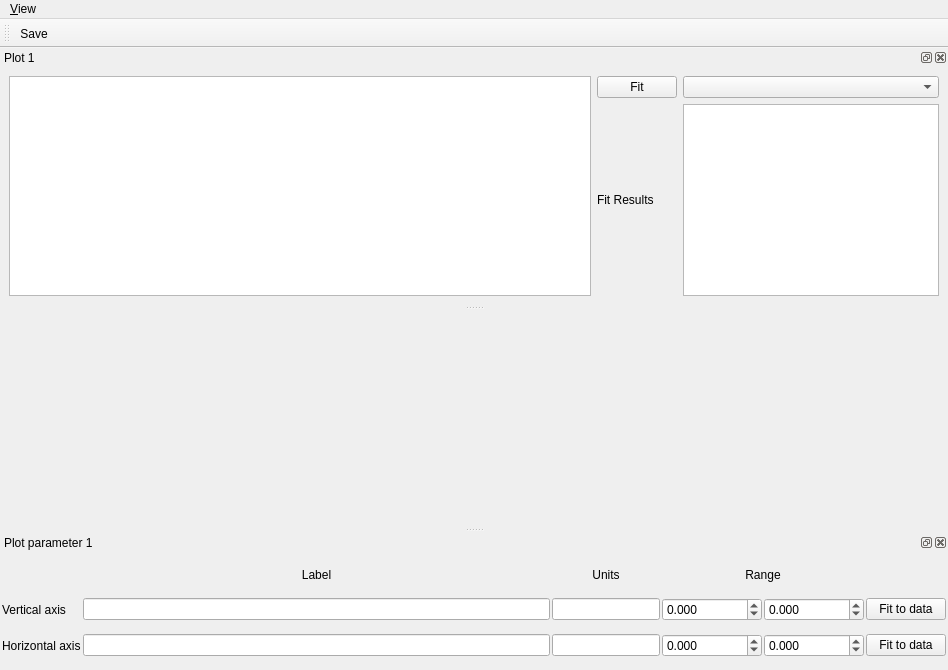
Ulm-IQO/qudi, file gui/qdplotter/ui_qdplotter.ui: the form before one commit.
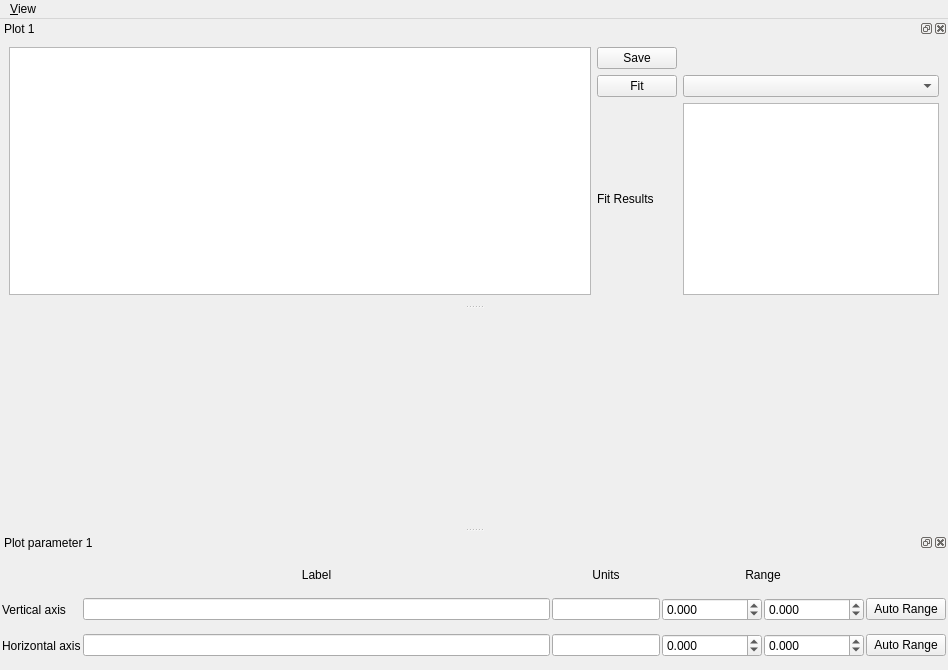
The form after the commit. Icons and pictures are not drawn. Custom widgets are drawn as their Qt base class.

Commit message: rewriting plotter to use getter and setter implemented fits

Diff of the .ui file:
```diff
--- a/gui/qdplotter/ui_qdplotter.ui
+++ b/gui/qdplotter/ui_qdplotter.ui
@@ -58,17 +58,17 @@
        <property name="leftMargin">
         <number>0</number>
        </property>
-       <item row="0" column="0">
+       <item row="1" column="0">
         <widget class="QPushButton" name="fit_1_pushButton">
          <property name="text">
           <string>Fit</string>
          </property>
         </widget>
        </item>
-       <item row="0" column="1">
+       <item row="1" column="1">
         <widget class="FitSettingsComboBox" name="fit_1_comboBox"/>
        </item>
-       <item row="1" column="0">
+       <item row="2" column="0">
         <widget class="QLabel" name="fit_1_label">
          <property name="sizePolicy">
           <sizepolicy hsizetype="Minimum" vsizetype="Preferred">
@@ -81,7 +81,7 @@
          </property>
         </widget>
        </item>
-       <item row="1" column="1">
+       <item row="2" column="1">
         <widget class="QTextBrowser" name="fit_1_textBrowser">
          <property name="sizePolicy">
           <sizepolicy hsizetype="Preferred" vsizetype="Expanding">
@@ -91,26 +91,18 @@
          </property>
         </widget>
        </item>
+       <item row="0" column="0">
+        <widget class="QPushButton" name="plot_1_save_pushButton">
+         <property name="text">
+          <string>Save</string>
+         </property>
+        </widget>
+       </item>
       </layout>
      </item>
     </layout>
    </widget>
   </widget>
-  <widget class="QToolBar" name="control_ToolBar">
-   <property name="windowTitle">
-    <string>Counting Controls</string>
-   </property>
-   <property name="toolButtonStyle">
-    <enum>Qt::ToolButtonTextUnderIcon</enum>
-   </property>
-   <attribute name="toolBarArea">
-    <enum>TopToolBarArea</enum>
-   </attribute>
-   <attribute name="toolBarBreak">
-    <bool>false</bool>
-   </attribute>
-   <addaction name="save_Action"/>
-  </widget>
   <widget class="QDockWidget" name="plot_1_parameter_DockWidget">
    <property name="sizePolicy">
     <sizepolicy hsizetype="Preferred" vsizetype="Minimum">
@@ -188,7 +180,7 @@
      <item row="1" column="5">
       <widget class="QPushButton" name="fit_range_to_data_PushButton">
        <property name="text">
-        <string>Fit to data</string>
+        <string>Auto Range</string>
        </property>
       </widget>
      </item>
@@ -325,7 +317,7 @@
      <item row="2" column="5">
       <widget class="QPushButton" name="fit_domain_to_data_PushButton">
        <property name="text">
-        <string>Fit to data</string>
+        <string>Auto Range</string>
        </property>
       </widget>
      </item>
```
Left out of the diff: 63 changed lines with no effect on the pictures. The commit also changes 2 other files.
